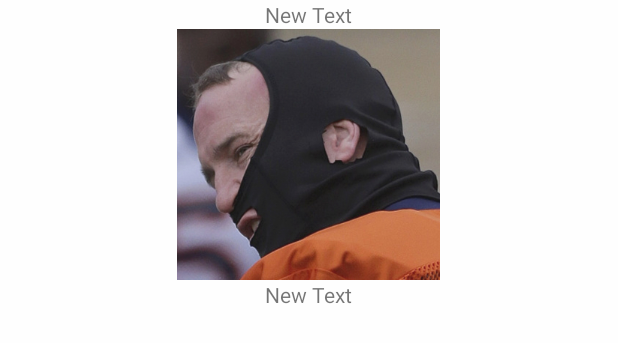
After one commit to Team-Sigma/PhotoStream, an Android app: the layout flotsam_popup.xml on its own in the app's theme, with its tools: preview values and no code run, on a phone screen of 412 x 824 dp. The commit adds this screen. Shown: the top 343 px of the screen. Run offline under Robolectric (Android 15) with nearby library versions, the phone set to English and light mode, and no system bars.

Commit message:
Added popup window functionality!

```diff
--- a/app/src/main/java/org/sigma/photostream/MainActivity.java
+++ b/app/src/main/java/org/sigma/photostream/MainActivity.java
@@ -13,6 +13,7 @@ import android.support.v7.widget.Toolbar;
 import android.view.Menu;
 import android.view.MenuItem;
 import android.widget.GridView;
+import android.widget.PopupWindow;
 
 import org.sigma.photostream.data.DatabaseManager;
 import org.sigma.photostream.stream.Stream;
@@ -24,6 +25,7 @@ public class MainActivity extends AppCompatActivity
     public static MainActivity mainActivity = null;
 
     public DatabaseManager databaseManager = null;
+    public PopupWindow popupWindow = null;
 
     public GridView gridView = null;
     public Toolbar toolbar = null;
@@ -76,9 +78,10 @@ public class MainActivity extends AppCompatActivity
 
     @Override
     public void onBackPressed() {
+        System.out.println("Back pressed!");
         if (drawer.isDrawerOpen(GravityCompat.START)) {
             drawer.closeDrawer(GravityCompat.START);
-        } else {
+        }else {
             super.onBackPressed();
         }
     }
--- a/app/src/main/java/org/sigma/photostream/stream/TwitterStream.java
+++ b/app/src/main/java/org/sigma/photostream/stream/TwitterStream.java
@@ -227,6 +227,7 @@ public class TwitterStream extends TembooStream {
                     String user = tweet.getJSONObject("user").getString("name");
                     //Need to check if tweet contains a photo
                     //The filter should have taken care of it but better safe than sorry
+                    try {
                         JSONArray media = tweet.getJSONObject("entities").getJSONArray("media");
                         for(int j = 0; j < media.length(); j++){
                             JSONObject curr = media.getJSONObject(j);
@@ -247,6 +248,9 @@ public class TwitterStream extends TembooStream {
                                 break;
                             }
                         }
+                    }catch (JSONException e){
+                        e.printStackTrace();
+                    }
                 }
             } catch (JSONException | MalformedURLException e) {
                 e.printStackTrace();
--- a/app/src/main/res/layout/flotsam.xml
+++ b/app/src/main/res/layout/flotsam.xml
@@ -18,5 +18,6 @@
         android:layout_height="wrap_content"
         android:id="@+id/imgFlotsam"
         android:visibility="invisible"
-        android:contentDescription="@string/imgFlotsam_desc"/>
+        android:contentDescription="@string/imgFlotsam_desc"
+        android:src="@mipmap/testimg"/>
 </LinearLayout>
--- /dev/null
+++ b/app/src/main/res/layout/flotsam_popup.xml
@@ -0,0 +1,29 @@
+<?xml version="1.0" encoding="utf-8"?>
+<LinearLayout xmlns:android="http://schemas.android.com/apk/res/android"
+              android:orientation="vertical"
+              android:layout_width="match_parent"
+              android:layout_height="match_parent"
+              android:background="#d2ffffff">
+
+    <TextView
+        android:layout_width="wrap_content"
+        android:layout_height="wrap_content"
+        android:text="New Text"
+        android:id="@+id/txtFlotsamName"
+        android:layout_gravity="center_horizontal"/>
+
+    <ImageView
+        android:layout_width="wrap_content"
+        android:layout_height="wrap_content"
+        android:id="@+id/imgFlotsamPopup"
+        android:layout_gravity="center"
+        android:src="@mipmap/testimg"
+        />
+
+    <TextView
+        android:layout_width="wrap_content"
+        android:layout_height="wrap_content"
+        android:text="New Text"
+        android:id="@+id/txtFlotsamDesc"
+        android:layout_gravity="center_horizontal"/>
+</LinearLayout>
--- a/app/src/main/res/values/strings.xml
+++ b/app/src/main/res/values/strings.xml
@@ -6,4 +6,6 @@
 
     <string name="action_settings">Settings</string>
     <string name="imgFlotsam_desc">image form the web</string>
+
+    <string name="wait_for_popup">Image is loading, please wait.</string>
 </resources>
```
Also changed, not shown: app/src/main/java/org/sigma/photostream/stream/Flotsam.java (+75 -0 lines), app/src/main/java/org/sigma/photostream/stream/FlotsamAdapter.java (+23 -4 lines), app/src/main/java/org/sigma/photostream/stream/Stream.java (+0 -8 lines), app/src/main/res/mipmap-xxxhdpi/testimg.jpg (added). Lines whose indentation alone changed are shown as unchanged.
